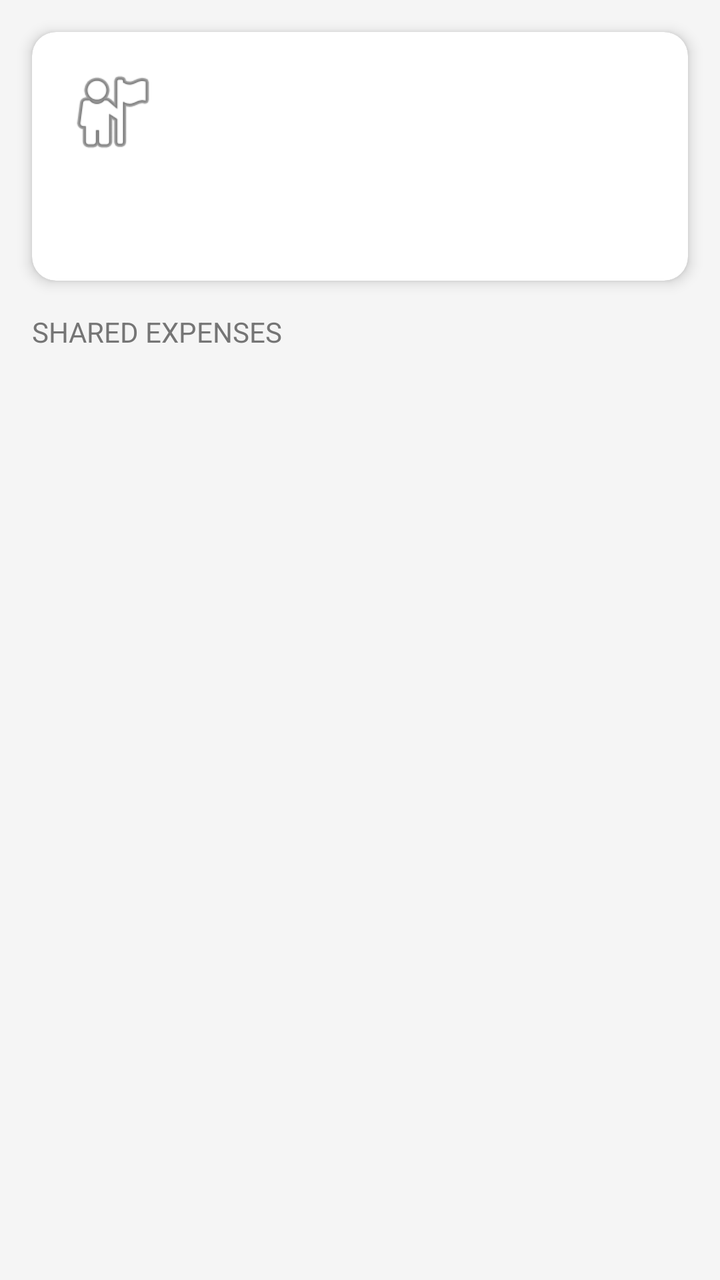
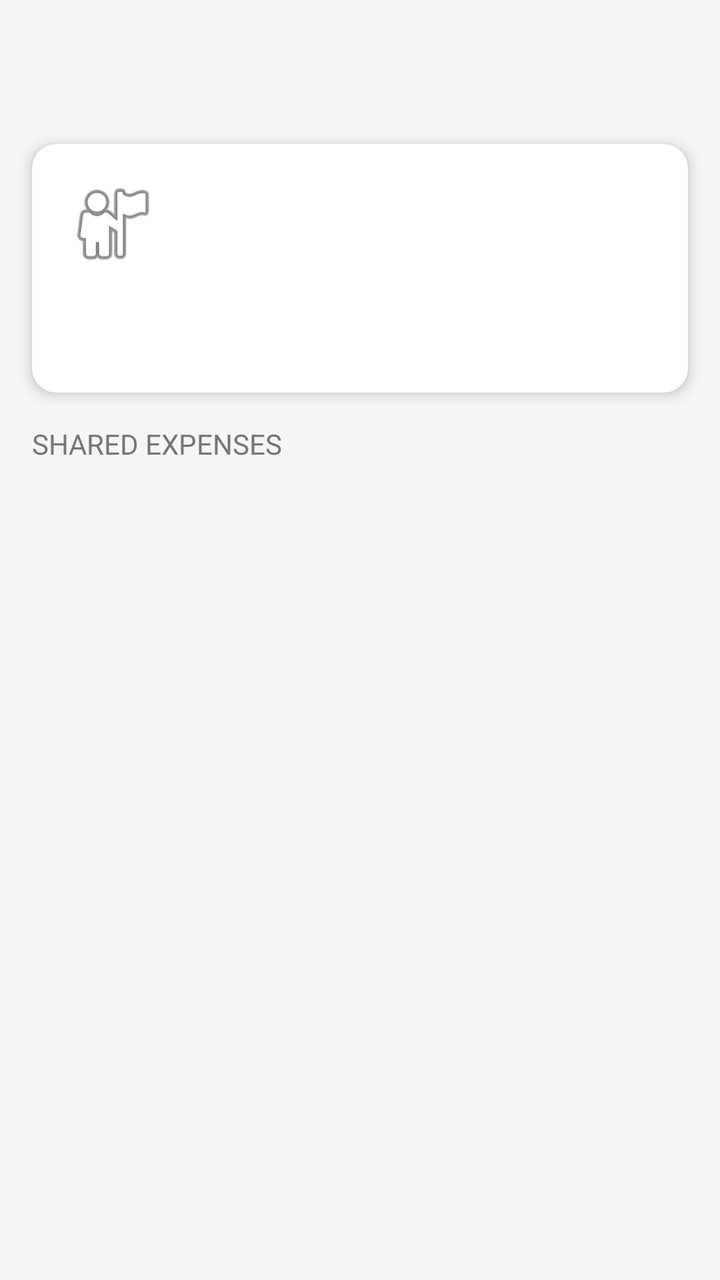

Screens rendered from an Android XML layout before and after an edit, with the pre-edit source and the edit as a unified diff.
<!-- AndroidManifest.xml: application theme Theme.IOweYou.NoActionBar -->
<!-- res/layout/fragment_friend_detail.xml -->
<?xml version="1.0" encoding="utf-8"?>
<LinearLayout
    xmlns:android="http://schemas.android.com/apk/res/android"
    xmlns:app="http://schemas.android.com/apk/res-auto"
    android:layout_width="match_parent"
    android:layout_height="match_parent"
    android:orientation="vertical"
    android:background="@color/background">

    <com.google.android.material.card.MaterialCardView
        android:layout_width="match_parent"
        android:layout_height="wrap_content"
        android:layout_margin="16dp"
        app:cardElevation="4dp"
        app:cardCornerRadius="12dp">

        <LinearLayout
            android:layout_width="match_parent"
            android:layout_height="wrap_content"
            android:orientation="vertical"
            android:padding="16dp">

            <LinearLayout
                android:layout_width="match_parent"
                android:layout_height="wrap_content"
                android:orientation="horizontal"
                android:gravity="center_vertical"
                android:layout_marginBottom="12dp">

                <ImageView
                    android:id="@+id/ivFriendDetailAvatar"
                    android:layout_width="48dp"
                    android:layout_height="48dp"
                    android:src="@android:drawable/ic_menu_myplaces"
                    android:layout_marginEnd="12dp" />

                <TextView
                    android:id="@+id/tvFriendDetailName"
                    android:layout_width="0dp"
                    android:layout_height="wrap_content"
                    android:layout_weight="1"
                    android:textSize="18sp"
                    android:textStyle="bold" />
            </LinearLayout>

            <TextView
                android:id="@+id/tvFriendBalance"
                android:layout_width="match_parent"
                android:layout_height="wrap_content"
                android:textSize="15sp"
                android:textColor="@color/colorPrimary"
                android:layout_marginBottom="12dp" />

            <Button
                android:id="@+id/btnVenmoFriend"
                android:layout_width="wrap_content"
                android:layout_height="wrap_content"
                android:visibility="gone"
                android:text="@string/pay_via_venmo" />

        </LinearLayout>
    </com.google.android.material.card.MaterialCardView>

    <TextView
        android:layout_width="match_parent"
        android:layout_height="wrap_content"
        android:paddingHorizontal="16dp"
        android:paddingBottom="8dp"
        android:text="Shared Expenses"
        android:textSize="14sp"
        android:textColor="@color/colorNeutral"
        android:textAllCaps="true" />

    <androidx.recyclerview.widget.RecyclerView
        android:id="@+id/rvSharedExpenses"
        android:layout_width="match_parent"
        android:layout_height="0dp"
        android:layout_weight="1"
        android:clipToPadding="false"
        android:paddingBottom="16dp" />

</LinearLayout>
<!-- resources referenced by this layout -->
<resources>
  <color name="background">#F5F5F5</color>
  <color name="colorNeutral">#757575</color>
  <color name="colorPrimary">#1976D2</color>
  <string name="pay_via_venmo">Pay via Venmo</string>
  <style name="Theme.IOweYou.NoActionBar" parent="Theme.IOweYou">
          <item name="windowActionBar">false</item>
          <item name="windowNoTitle">true</item>
      </style>
  <style name="Theme.IOweYou" parent="Theme.MaterialComponents.DayNight.DarkActionBar">
          <item name="colorPrimary">@color/colorPrimary</item>
          <item name="colorPrimaryDark">@color/colorPrimaryDark</item>
          <item name="colorAccent">@color/colorAccent</item>
          <item name="android:windowBackground">@color/background</item>
      </style>
  <color name="colorPrimaryDark">#1565C0</color>
  <color name="colorAccent">#43A047</color>
</resources>

<!-- the commit's change to res/layout/fragment_friend_detail.xml (unified diff, before → after) -->
@@ -5,7 +5,8 @@
     android:layout_width="match_parent"
     android:layout_height="match_parent"
     android:orientation="vertical"
-    android:background="@color/background">
+    android:background="@color/background"
+    android:paddingTop="?attr/actionBarSize">
 
     <com.google.android.material.card.MaterialCardView
         android:layout_width="match_parent"
